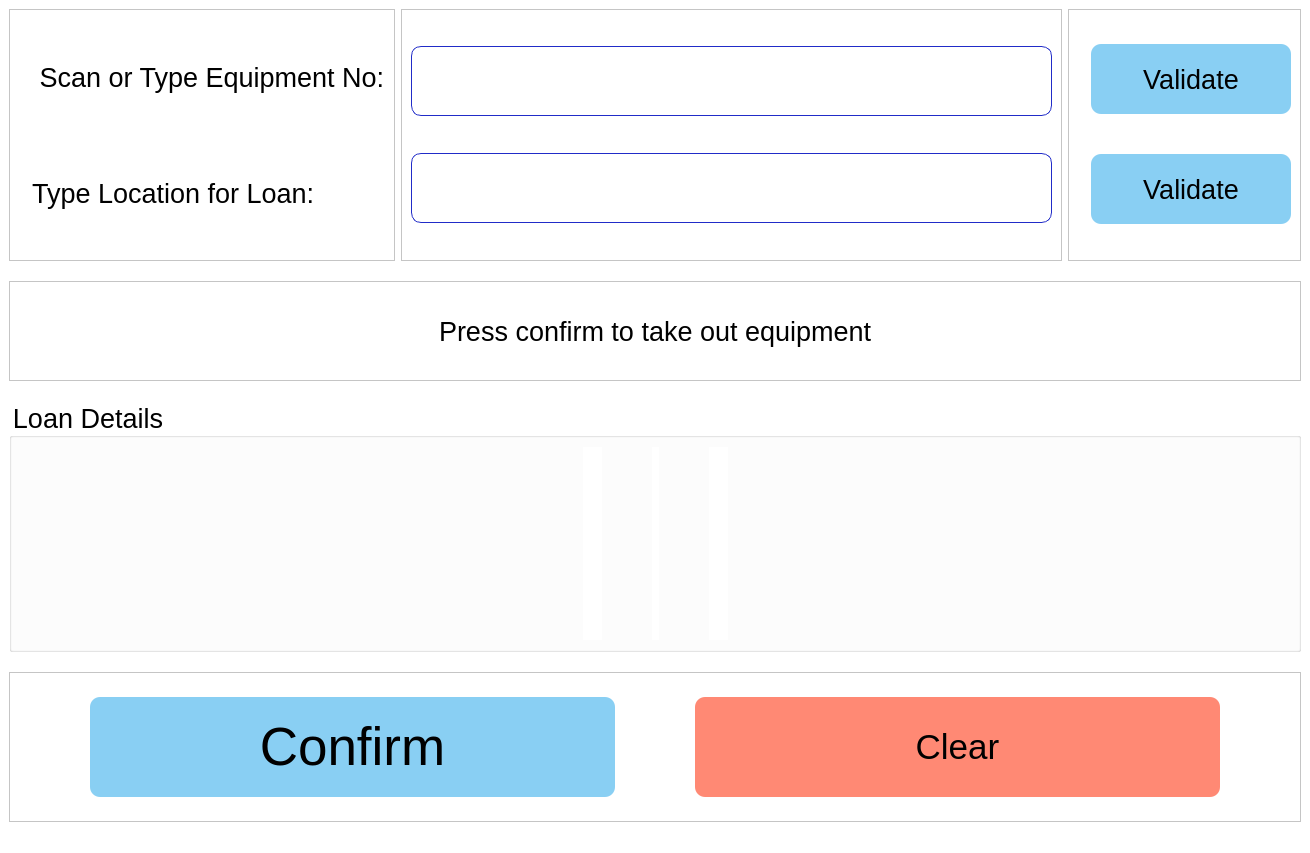
qmohebi/equipment_library_desktop_app, file ui/gui.ui: the form before one commit.
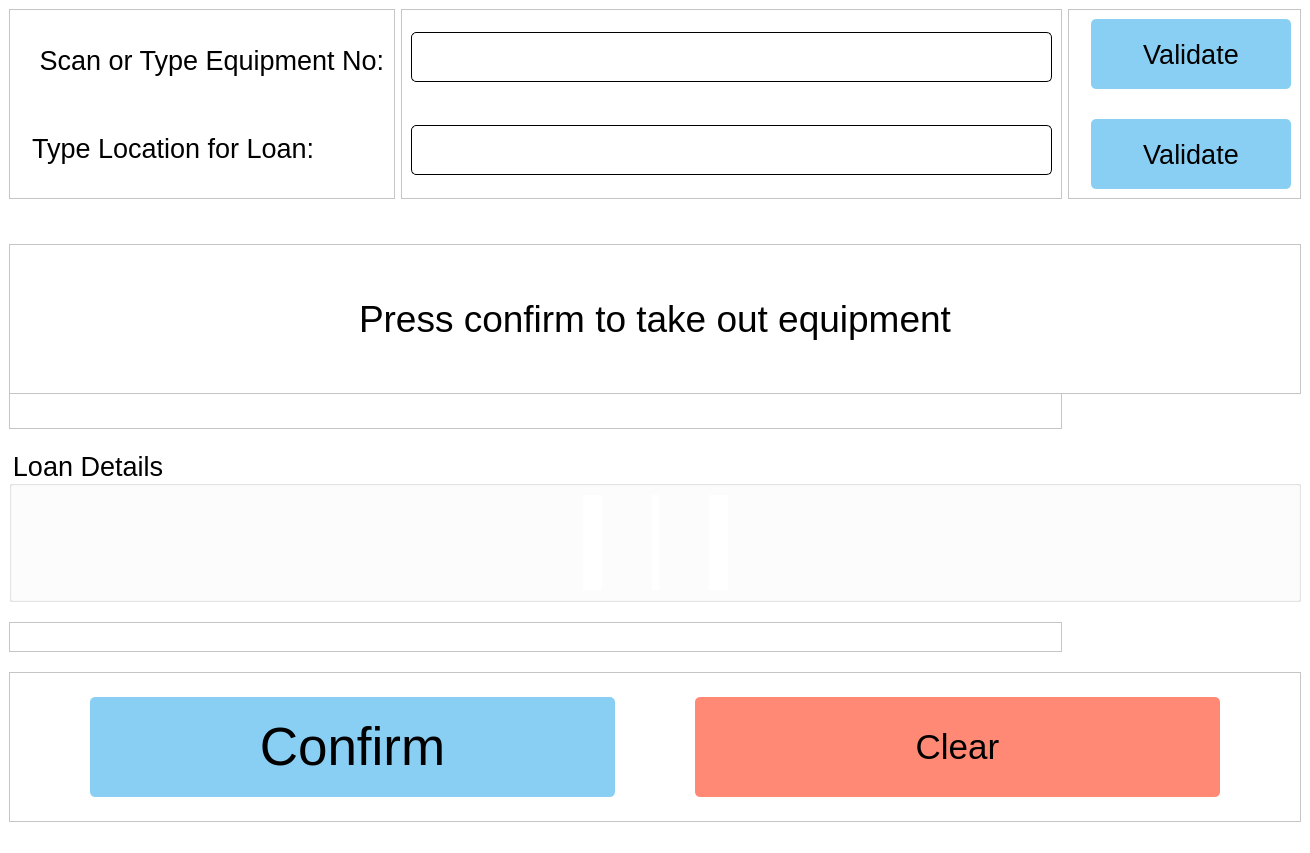
The form after the commit.

The edit to the form file:
```diff
--- a/ui/gui.ui
+++ b/ui/gui.ui
@@ -17,6 +17,9 @@
    <string notr="true">QWidget {
 	background-color: white
 }
+QMessageBox#QPushButton{
+border: 10px solid black; border-radius: 1px;
+}
 
 QHeaderView::section{
 	border: none;
@@ -29,10 +32,15 @@
 
 QPushButton{
 	padding: 5px 10px;
-	border-radius: 10px;
+	border-radius: 5px;
 	background-color: #89CFF3;
 }
 
+QLineEdit {
+	border: 3px;
+	border-radius: 5px;
+	border: 1px solid black
+}
 
 QLineEdit:focus {
 	border: 2px solid #127eff
@@ -45,7 +53,6 @@
 
 QPushButton#btn_clear {
 	padding: 5px 10px;
-	border-radius: 10px;
 	background-color: rgb(255, 137, 116);
 }
 
@@ -54,11 +61,6 @@
 	background-color:rgb(255, 106, 92) ;
 }
 
-QLineEdit {
-	border: 3px;
-	border-radius: 10px;
-	border: 1px solid rgb(33, 44, 200)
-}
 
 QMessageBox{
 	background-color: white;
@@ -75,42 +77,31 @@
     <property name="verticalSpacing">
      <number>20</number>
     </property>
-    <item row="1" column="0">
-     <widget class="QFrame" name="frame_8">
+    <item row="1" column="2">
+     <widget class="QFrame" name="frame_9">
       <property name="frameShape">
        <enum>QFrame::StyledPanel</enum>
       </property>
       <property name="frameShadow">
        <enum>QFrame::Raised</enum>
       </property>
-      <layout class="QGridLayout" name="gridLayout_3">
+      <layout class="QGridLayout" name="gridLayout_2">
        <property name="verticalSpacing">
-        <number>0</number>
+        <number>30</number>
        </property>
-       <item row="1" column="1">
-        <widget class="QLabel" name="label_3">
-         <property name="minimumSize">
-          <size>
-           <width>0</width>
-           <height>50</height>
-          </size>
-         </property>
-         <property name="font">
-          <font>
-           <pointsize>20</pointsize>
-          </font>
-         </property>
+       <item row="0" column="0">
+        <widget class="QLabel" name="lbl_eq_validate">
          <property name="text">
-          <string>Type Location for Loan:</string>
+          <string/>
          </property>
         </widget>
        </item>
        <item row="0" column="1">
-        <widget class="QLabel" name="label">
+        <widget class="QPushButton" name="btn_validate_eq">
          <property name="minimumSize">
           <size>
-           <width>0</width>
-           <height>50</height>
+           <width>200</width>
+           <height>70</height>
           </size>
          </property>
          <property name="font">
@@ -119,28 +110,39 @@
           </font>
          </property>
          <property name="text">
-          <string> Scan or Type Equipment No:</string>
+          <string>Validate</string>
          </property>
         </widget>
        </item>
        <item row="1" column="0">
-        <widget class="QLabel" name="lbl_no_2">
+        <widget class="QLabel" name="lbl_loc_validate">
          <property name="text">
           <string/>
          </property>
         </widget>
        </item>
-       <item row="0" column="0">
-        <widget class="QLabel" name="lbl_no_1">
+       <item row="1" column="1">
+        <widget class="QPushButton" name="btn_validate_loc">
+         <property name="minimumSize">
+          <size>
+           <width>200</width>
+           <height>70</height>
+          </size>
+         </property>
+         <property name="font">
+          <font>
+           <pointsize>20</pointsize>
+          </font>
+         </property>
          <property name="text">
-          <string/>
+          <string>Validate</string>
          </property>
         </widget>
        </item>
       </layout>
      </widget>
     </item>
-    <item row="5" column="0" colspan="3">
+    <item row="6" column="0" colspan="3">
      <widget class="QFrame" name="frame_3">
       <property name="maximumSize">
        <size>
@@ -213,7 +215,7 @@
       </property>
       <layout class="QVBoxLayout" name="verticalLayout_2">
        <property name="spacing">
-        <number>10</number>
+        <number>30</number>
        </property>
        <property name="bottomMargin">
         <number>9</number>
@@ -223,7 +225,7 @@
          <property name="minimumSize">
           <size>
            <width>0</width>
-           <height>70</height>
+           <height>50</height>
           </size>
          </property>
          <property name="font">
@@ -238,7 +240,7 @@
          <property name="minimumSize">
           <size>
            <width>0</width>
-           <height>70</height>
+           <height>50</height>
           </size>
          </property>
          <property name="font">
@@ -251,7 +253,72 @@
       </layout>
      </widget>
     </item>
-    <item row="3" column="0" colspan="3">
+    <item row="1" column="0">
+     <widget class="QFrame" name="frame_8">
+      <property name="frameShape">
+       <enum>QFrame::StyledPanel</enum>
+      </property>
+      <property name="frameShadow">
+       <enum>QFrame::Raised</enum>
+      </property>
+      <layout class="QGridLayout" name="gridLayout_3">
+       <property name="verticalSpacing">
+        <number>5</number>
+       </property>
+       <item row="1" column="1">
+        <widget class="QLabel" name="lbl_loan">
+         <property name="minimumSize">
+          <size>
+           <width>0</width>
+           <height>50</height>
+          </size>
+         </property>
+         <property name="font">
+          <font>
+           <pointsize>20</pointsize>
+          </font>
+         </property>
+         <property name="text">
+          <string>Type Location for Loan:</string>
+         </property>
+        </widget>
+       </item>
+       <item row="0" column="1">
+        <widget class="QLabel" name="lbl_equipment">
+         <property name="minimumSize">
+          <size>
+           <width>0</width>
+           <height>50</height>
+          </size>
+         </property>
+         <property name="font">
+          <font>
+           <pointsize>20</pointsize>
+          </font>
+         </property>
+         <property name="text">
+          <string> Scan or Type Equipment No:</string>
+         </property>
+        </widget>
+       </item>
+       <item row="1" column="0">
+        <widget class="QLabel" name="lbl_no_2">
+         <property name="text">
+          <string/>
+         </property>
+        </widget>
+       </item>
+       <item row="0" column="0">
+        <widget class="QLabel" name="lbl_no_1">
+         <property name="text">
+          <string/>
+         </property>
+        </widget>
+       </item>
+      </layout>
+     </widget>
+    </item>
+    <item row="4" column="0" colspan="3">
      <widget class="QGroupBox" name="groupBox">
       <property name="maximumSize">
        <size>
@@ -279,7 +346,7 @@
          <property name="sizeHint" stdset="0">
           <size>
            <width>40</width>
-           <height>20</height>
+           <height>15</height>
           </size>
          </property>
         </spacer>
@@ -323,7 +390,7 @@
          <property name="sizeHint" stdset="0">
           <size>
            <width>40</width>
-           <height>20</height>
+           <height>15</height>
           </size>
          </property>
         </spacer>
@@ -331,73 +398,30 @@
       </layout>
      </widget>
     </item>
-    <item row="1" column="2">
-     <widget class="QFrame" name="frame_9">
+    <item row="3" column="0" colspan="2">
+     <widget class="QFrame" name="frame_2">
+      <property name="maximumSize">
+       <size>
+        <width>16777215</width>
+        <height>40</height>
+       </size>
+      </property>
       <property name="frameShape">
        <enum>QFrame::StyledPanel</enum>
       </property>
       <property name="frameShadow">
        <enum>QFrame::Raised</enum>
       </property>
-      <layout class="QGridLayout" name="gridLayout_2">
-       <property name="verticalSpacing">
-        <number>15</number>
-       </property>
-       <item row="0" column="0">
-        <widget class="QLabel" name="lbl_eq_validate">
-         <property name="text">
-          <string/>
-         </property>
-        </widget>
-       </item>
-       <item row="0" column="1">
-        <widget class="QPushButton" name="btn_validate_eq">
-         <property name="minimumSize">
-          <size>
-           <width>200</width>
-           <height>70</height>
-          </size>
-         </property>
-         <property name="font">
-          <font>
-           <pointsize>20</pointsize>
-          </font>
-         </property>
-         <property name="text">
-          <string>Validate</string>
-         </property>
-        </widget>
-       </item>
-       <item row="1" column="0">
-        <widget class="QLabel" name="lbl_loc_validate">
-         <property name="text">
-          <string/>
-         </property>
-        </widget>
-       </item>
-       <item row="1" column="1">
-        <widget class="QPushButton" name="btn_validate_loc">
-         <property name="minimumSize">
-          <size>
-           <width>200</width>
-           <height>70</height>
-          </size>
-         </property>
-         <property name="font">
-          <font>
-           <pointsize>20</pointsize>
-          </font>
-         </property>
-         <property name="text">
-          <string>Validate</string>
-         </property>
-        </widget>
-       </item>
-      </layout>
      </widget>
     </item>
     <item row="2" column="0" colspan="3">
      <widget class="QFrame" name="frame_5">
+      <property name="minimumSize">
+       <size>
+        <width>0</width>
+        <height>150</height>
+       </size>
+      </property>
       <property name="maximumSize">
        <size>
         <width>16777215</width>
@@ -435,7 +459,7 @@
         <widget class="QLabel" name="lbl_confirm_info">
          <property name="font">
           <font>
-           <pointsize>20</pointsize>
+           <pointsize>28</pointsize>
           </font>
          </property>
          <property name="text">
@@ -466,6 +490,22 @@
       </layout>
      </widget>
     </item>
+    <item row="5" column="0" colspan="2">
+     <widget class="QFrame" name="frame_4">
+      <property name="maximumSize">
+       <size>
+        <width>16777215</width>
+        <height>30</height>
+       </size>
+      </property>
+      <property name="frameShape">
+       <enum>QFrame::StyledPanel</enum>
+      </property>
+      <property name="frameShadow">
+       <enum>QFrame::Raised</enum>
+      </property>
+     </widget>
+    </item>
    </layout>
   </widget>
   <widget class="QMenuBar" name="menubar">
```
